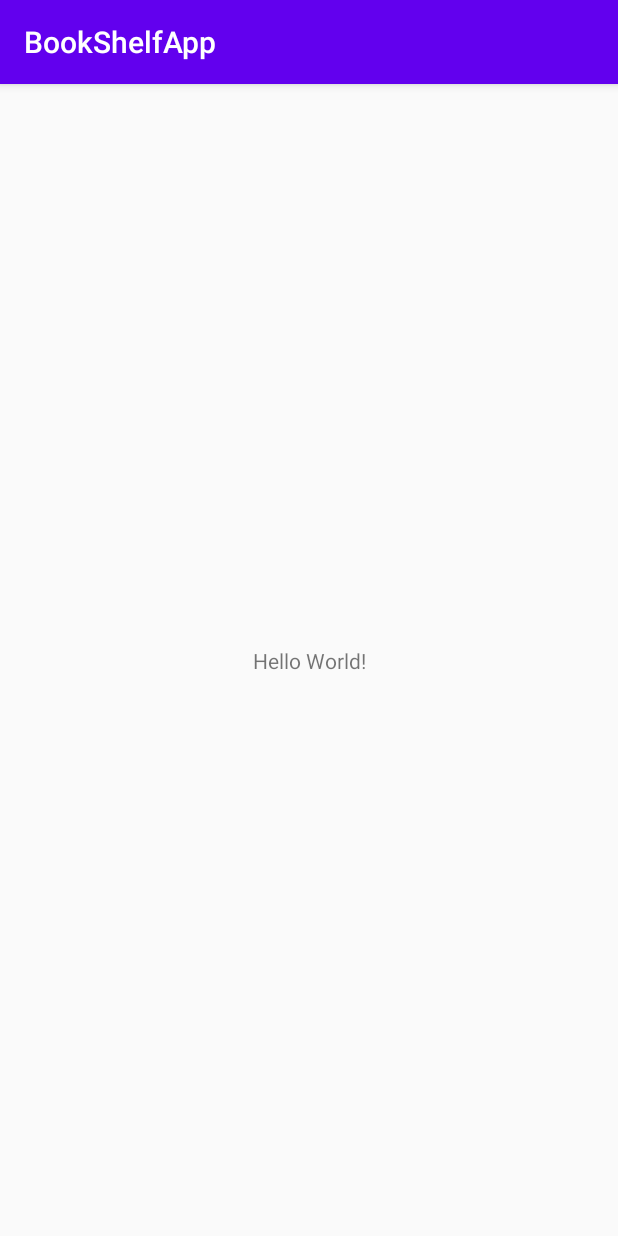
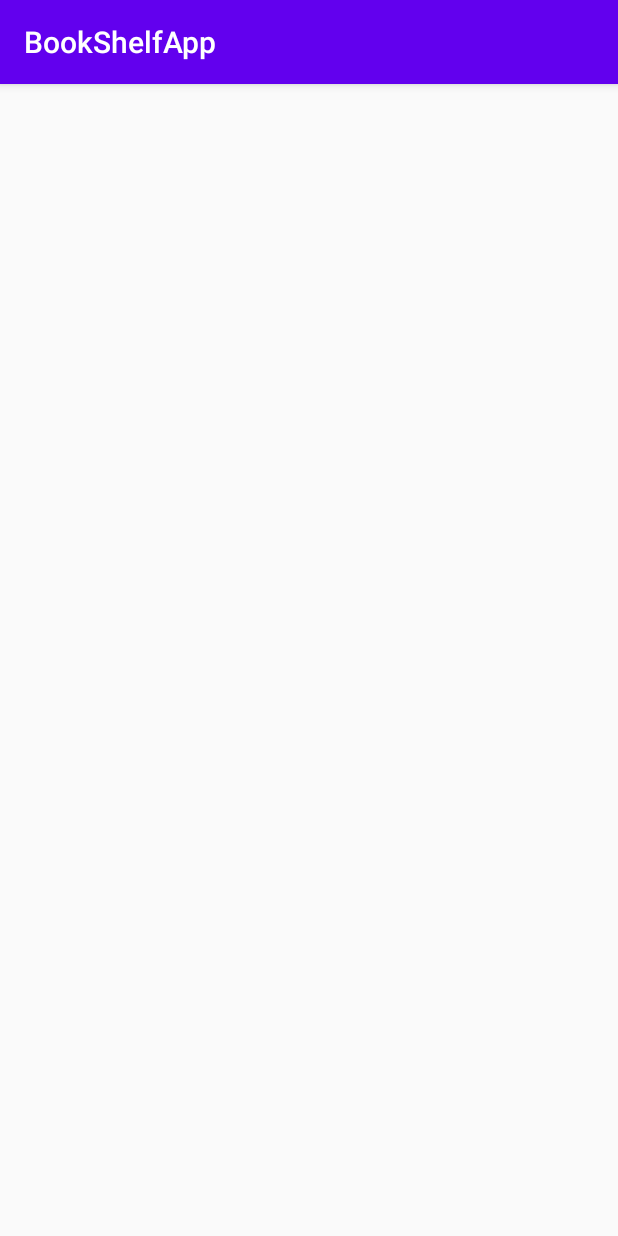
Before and after one commit to parsatempleowl-parsatempleuniversity/BookShelfApp, an Android app: the screen it shows after launch (MainActivity), on a phone screen of 412 x 824 dp. Run offline under Robolectric (Android 15) with nearby library versions, the phone set to English and light mode, and no system bars.

Commit message:
changed the layout for main activity from constraint layout to linear layout

```diff
--- a/app/src/main/res/layout/activity_main.xml
+++ b/app/src/main/res/layout/activity_main.xml
@@ -1,18 +1,7 @@
 <?xml version="1.0" encoding="utf-8"?>
-<androidx.constraintlayout.widget.ConstraintLayout xmlns:android="http://schemas.android.com/apk/res/android"
+<LinearLayout xmlns:android="http://schemas.android.com/apk/res/android"
     xmlns:app="http://schemas.android.com/apk/res-auto"
     xmlns:tools="http://schemas.android.com/tools"
     android:layout_width="match_parent"
     android:layout_height="match_parent"
-    tools:context=".MainActivity">
-
-    <TextView
-        android:layout_width="wrap_content"
-        android:layout_height="wrap_content"
-        android:text="Hello World!"
-        app:layout_constraintBottom_toBottomOf="parent"
-        app:layout_constraintLeft_toLeftOf="parent"
-        app:layout_constraintRight_toRightOf="parent"
-        app:layout_constraintTop_toTopOf="parent" />
-
-</androidx.constraintlayout.widget.ConstraintLayout>
+    tools:context=".MainActivity"/>
```
